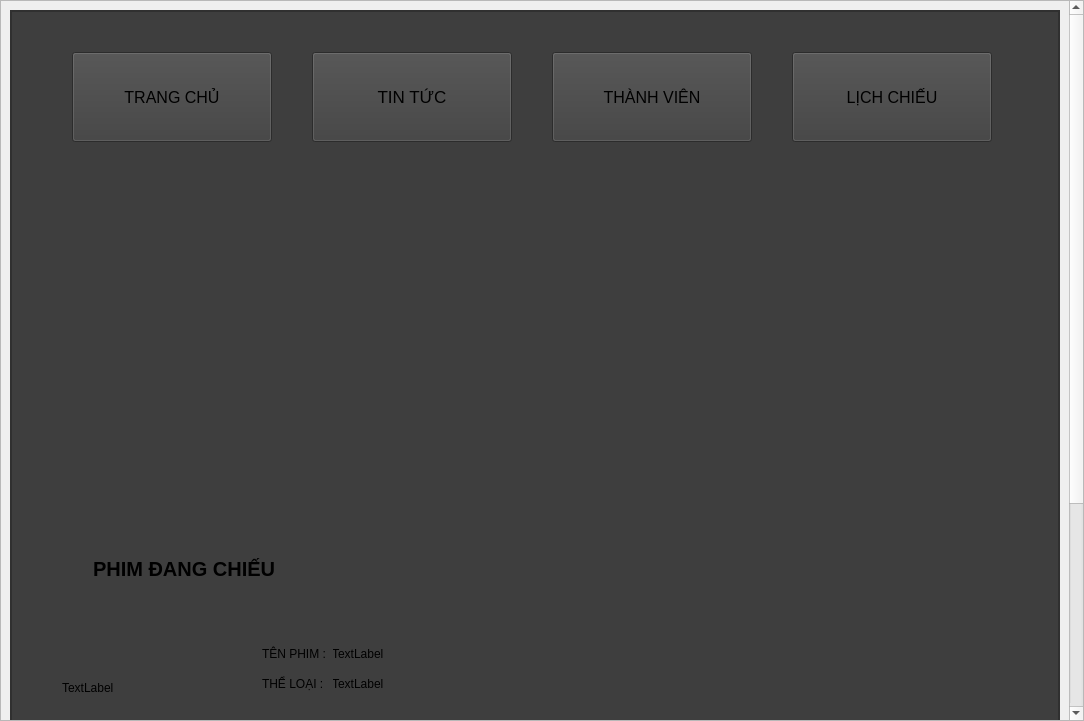
Before: the Qt Designer form trangchu.ui in Hahahahihihohe/LTUD, drawn with Qt 5.
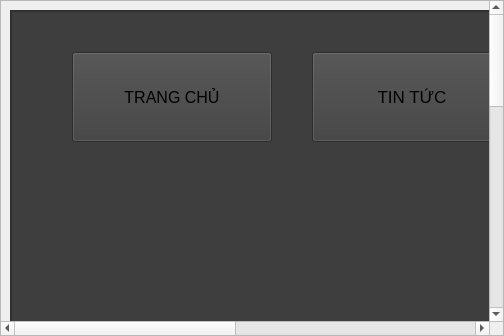
After: the same form once the commit is applied. Icons and pictures are not drawn.

```diff
--- a/trangchu.ui
+++ b/trangchu.ui
@@ -6,8 +6,8 @@
    <rect>
     <x>0</x>
     <y>0</y>
-    <width>1084</width>
-    <height>721</height>
+    <width>1039</width>
+    <height>0</height>
    </rect>
   </property>
   <property name="windowTitle">
@@ -39,8 +39,8 @@
        <property name="geometry">
         <rect>
          <x>0</x>
-         <y>-200</y>
-         <width>1061</width>
+         <y>0</y>
+         <width>1022</width>
          <height>1022</height>
         </rect>
        </property>
@@ -88,7 +88,7 @@
                <rect>
                 <x>0</x>
                 <y>0</y>
-                <width>1035</width>
+                <width>996</width>
                 <height>996</height>
                </rect>
               </property>
```
Left out of the diff: 8 changed lines with no effect on the pictures.
